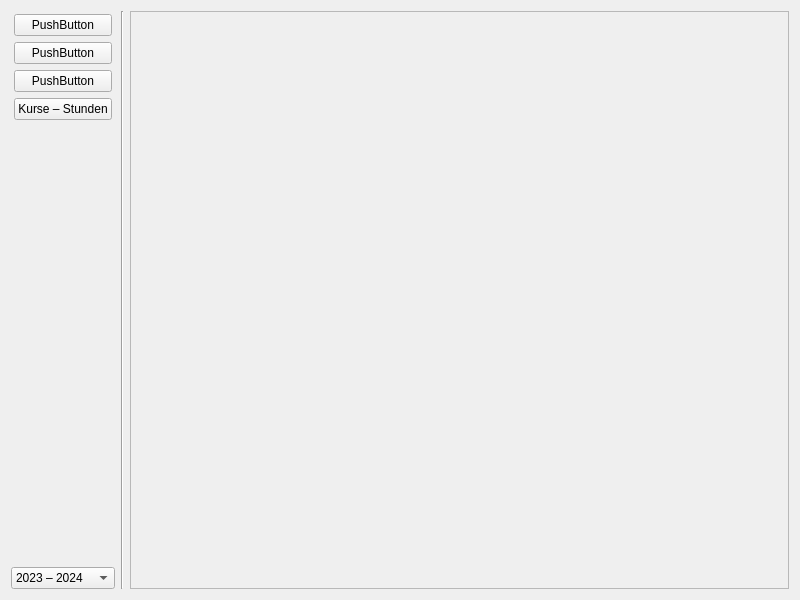
Above: wz-data/ui/wz_main.ui from gradgrind/WZ3 before the change. Below: the same form after it.
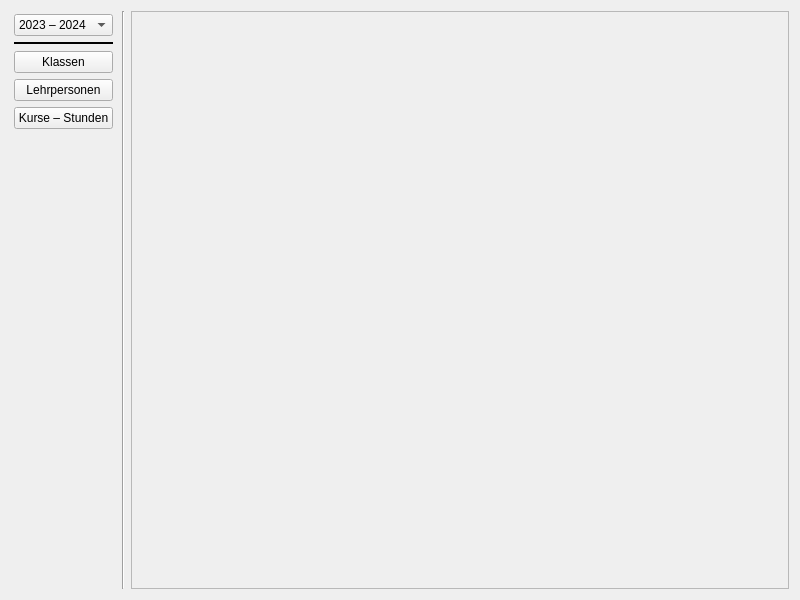
That is the form after the change.

Commit message: Update main window

Diff of the .ui file:
```diff
--- a/wz-data/ui/wz_main.ui
+++ b/wz-data/ui/wz_main.ui
@@ -41,28 +41,31 @@
          <number>3</number>
         </property>
         <item>
-         <widget class="QPushButton" name="module_0">
-          <property name="text">
-           <string>PushButton</string>
+         <widget class="QComboBox" name="comboBox">
+          <item>
+           <property name="text">
+            <string>2023 – 2024</string>
+           </property>
+          </item>
+         </widget>
+        </item>
+        <item>
+         <widget class="Line" name="line_2">
+          <property name="frameShadow">
+           <enum>QFrame::Plain</enum>
           </property>
-          <property name="checkable">
-           <bool>true</bool>
+          <property name="lineWidth">
+           <number>2</number>
           </property>
-          <property name="checked">
-           <bool>false</bool>
+          <property name="orientation">
+           <enum>Qt::Horizontal</enum>
           </property>
-          <property name="autoExclusive">
-           <bool>false</bool>
-          </property>
-          <attribute name="buttonGroup">
-           <string notr="true">buttonGroup</string>
-          </attribute>
          </widget>
         </item>
         <item>
-         <widget class="QPushButton" name="module_1">
+         <widget class="QPushButton" name="ui_class_editor">
           <property name="text">
-           <string>PushButton</string>
+           <string>Klassen</string>
           </property>
           <property name="checkable">
            <bool>true</bool>
@@ -79,9 +82,9 @@
          </widget>
         </item>
         <item>
-         <widget class="QPushButton" name="module_2">
+         <widget class="QPushButton" name="ui_teacher_editor">
           <property name="text">
-           <string>PushButton</string>
+           <string>Lehrpersonen</string>
           </property>
           <property name="checkable">
            <bool>true</bool>
@@ -126,15 +129,6 @@
        </property>
       </spacer>
      </item>
-     <item>
-      <widget class="QComboBox" name="comboBox">
-       <item>
-        <property name="text">
-         <string>2023 – 2024</string>
-        </property>
-       </item>
-      </widget>
-     </item>
     </layout>
    </item>
    <item>
```
The commit also changes 3 other files.
